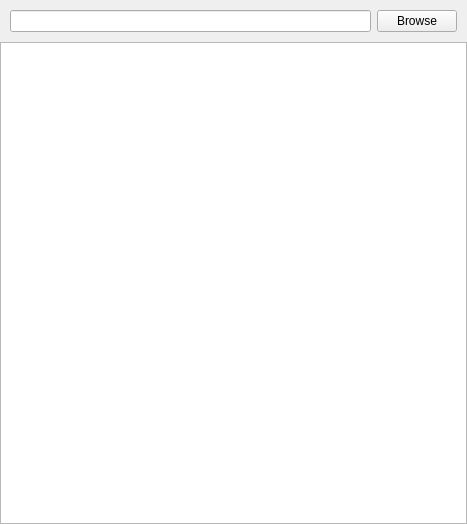
This is src/airunner/components/documents/gui/widgets/templates/documents.ui in Capsize-Games/airunner as Qt 5 draws it before an edit. The edited form follows.
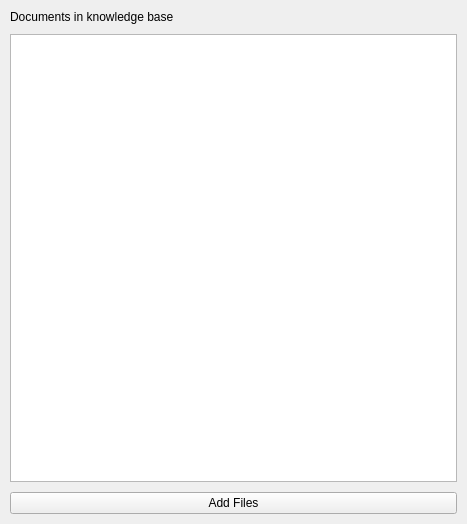
This is the edited form.

Commit message: better document handling

What changed in the file:
```diff
--- a/src/airunner/components/documents/gui/widgets/templates/documents.ui
+++ b/src/airunner/components/documents/gui/widgets/templates/documents.ui
@@ -15,39 +15,6 @@
   </property>
   <layout class="QGridLayout" name="gridLayout">
    <property name="leftMargin">
-    <number>0</number>
-   </property>
-   <property name="topMargin">
-    <number>0</number>
-   </property>
-   <property name="rightMargin">
-    <number>0</number>
-   </property>
-   <property name="bottomMargin">
-    <number>0</number>
-   </property>
-   <property name="spacing">
-    <number>0</number>
-   </property>
-   <item row="0" column="0">
-    <widget class="QWidget" name="documents_header" native="true">
-     <layout class="QHBoxLayout" name="horizontalLayout">
-      <property name="leftMargin">
-       <number>0</number>
-      </property>
-      <property name="topMargin">
-       <number>0</number>
-      </property>
-      <property name="rightMargin">
-       <number>0</number>
-      </property>
-      <property name="bottomMargin">
-       <number>0</number>
-      </property>
-      <item>
-       <widget class="QWidget" name="documents_header_container" native="true">
-        <layout class="QHBoxLayout" name="horizontalLayout_2">
-         <property name="leftMargin">
           <number>10</number>
          </property>
          <property name="topMargin">
@@ -59,11 +26,14 @@
          <property name="bottomMargin">
           <number>10</number>
          </property>
-         <item>
-          <widget class="QLineEdit" name="path"/>
-         </item>
-         <item>
-          <widget class="QPushButton" name="browse_button">
+   <property name="horizontalSpacing">
+    <number>0</number>
+   </property>
+   <property name="verticalSpacing">
+    <number>10</number>
+   </property>
+   <item row="2" column="0" colspan="2">
+    <widget class="QPushButton" name="add_files">
            <property name="cursor">
             <cursorShape>PointingHandCursor</cursorShape>
            </property>
@@ -71,19 +41,20 @@
             <string>Browse</string>
            </property>
            <property name="text">
-            <string>Browse</string>
+      <string>Add Files</string>
            </property>
           </widget>
          </item>
-        </layout>
-       </widget>
-      </item>
-     </layout>
-    </widget>
-   </item>
-   <item row="1" column="0">
+   <item row="1" column="0" colspan="2">
     <widget class="QListWidget" name="document_list"/>
    </item>
+   <item row="0" column="0" colspan="2">
+    <widget class="QLabel" name="label">
+     <property name="text">
+      <string>Documents in knowledge base</string>
+     </property>
+    </widget>
+   </item>
   </layout>
  </widget>
  <resources/>
```
Left out of the diff: 2 changed lines with no effect on the pictures. Lines whose indentation alone changed are shown as unchanged. The commit also changes 5 other files.
